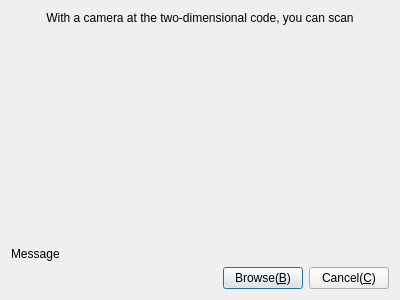
First picture: the form in Widgets/DlgScanQRcode/DlgScanQRcode.ui, repository KangLin/RabbitIm, before the edit.
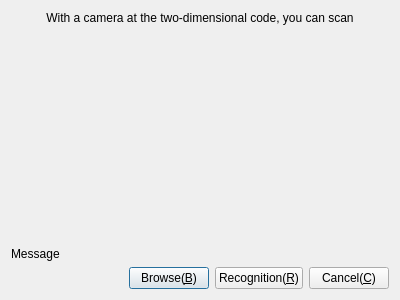
Second picture: the form after the edit. Icons and pictures are not drawn.

Commit message: 增加识别按钮

What changed in the file:
```diff
--- a/Widgets/DlgScanQRcode/DlgScanQRcode.ui
+++ b/Widgets/DlgScanQRcode/DlgScanQRcode.ui
@@ -93,6 +93,17 @@
        </property>
       </widget>
      </item>
+     <item>
+      <widget class="QPushButton" name="pushButton">
+       <property name="text">
+        <string>Recognition(&amp;R)</string>
+       </property>
+       <property name="icon">
+        <iconset resource="../../Resource/Resource.qrc">
+         <normaloff>:/icon/Scan</normaloff>:/icon/Scan</iconset>
+       </property>
+      </widget>
+     </item>
      <item>
       <widget class="QPushButton" name="Cancel">
        <property name="text">
```
The commit also changes 3 other files.
